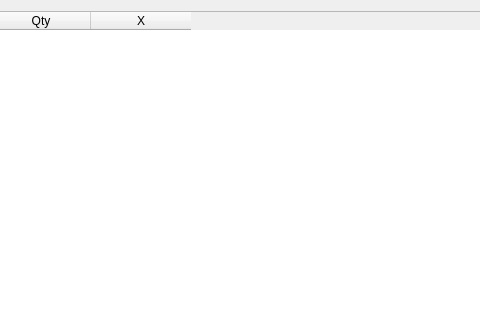
Qt form FrontDesk/c5storebarcode.ui (End1-1/Cafe5) before a commit; both pictures show x 221 to 701 and y 0 to 320 of the 823 by 661 pixel window.
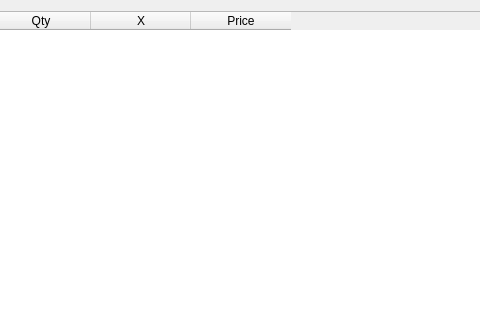
The same form after that commit. Custom widgets are drawn as their Qt base class.

Diff of the .ui file:
```diff
--- a/FrontDesk/c5storebarcode.ui
+++ b/FrontDesk/c5storebarcode.ui
@@ -36,6 +36,11 @@
        <string>X</string>
       </property>
      </column>
+     <column>
+      <property name="text">
+       <string>Price</string>
+      </property>
+     </column>
     </widget>
    </item>
   </layout>
```
